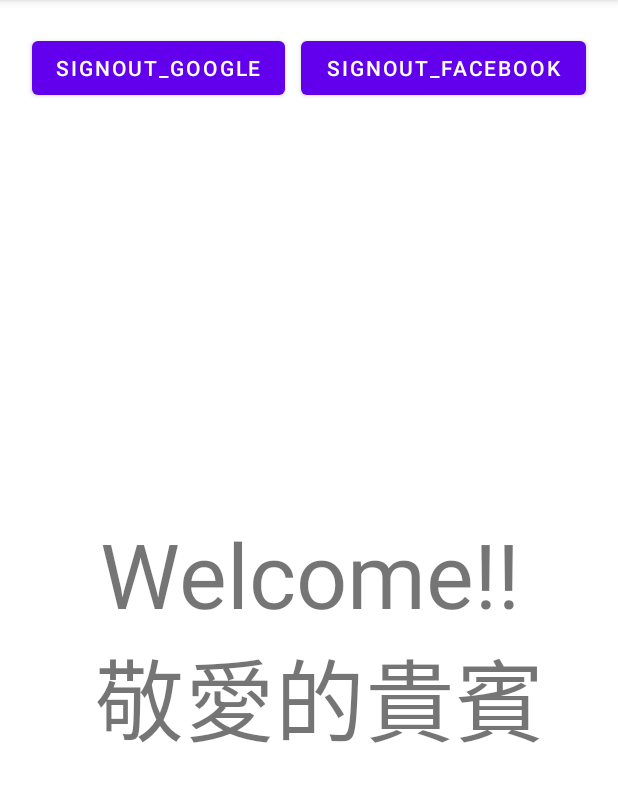
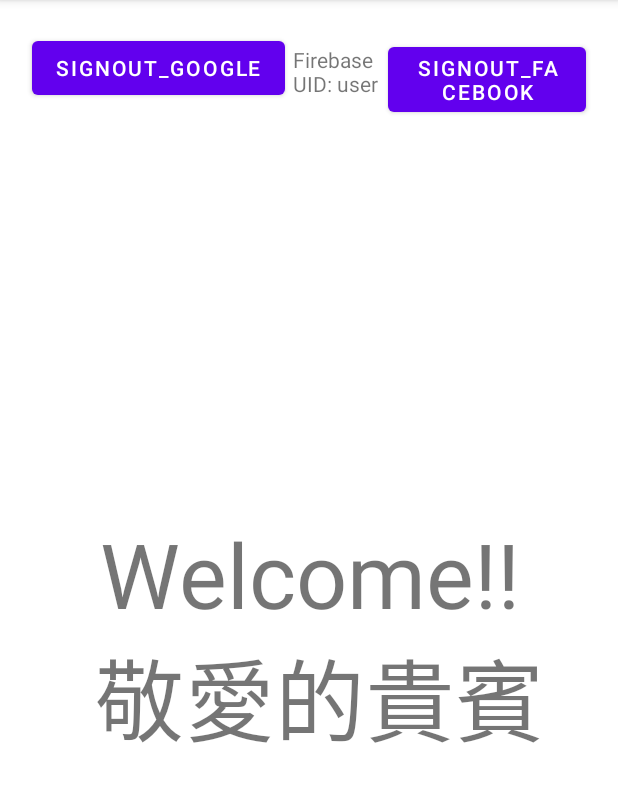
Before and after one commit to EricTPC/TGP101_01_Eric, an Android app: the ResultFragment screen opened directly, with no data from a screen before it, on a phone screen of 412 x 824 dp, the part 84-886 px from its top. Run offline under Robolectric (Android 15) with nearby library versions, the phone set to English and light mode, and no system bars; our stand-ins replace Firebase (no records; nobody signed in at launch, a user with empty details on screens opened directly); libraries missing offline, so code that uses them is left out: com.facebook, com.facebook.login, com.yalantis.ucrop; 1 statement that could not run was skipped.

```diff
--- a/app/src/main/java/idv/tgp10101/eric/Attractions.java
+++ b/app/src/main/java/idv/tgp10101/eric/Attractions.java
@@ -14,7 +14,6 @@ public class Attractions implements Serializable {
     private int age,ImageResId;
     private List<ImageView> imagelist;
     private List<?> attList;
-
 
 
     public Attractions() {
--- a/app/src/main/java/idv/tgp10101/eric/login_project/ResultFragment.java
+++ b/app/src/main/java/idv/tgp10101/eric/login_project/ResultFragment.java
@@ -41,18 +41,19 @@ public class ResultFragment extends Fragment {
     @Override
     public void onCreate(Bundle savedInstanceState) {
         super.onCreate(savedInstanceState);
+        auth = FirebaseAuth.getInstance();
     }
 
     @Override
     public View onCreateView(LayoutInflater inflater, ViewGroup container, Bundle savedInstanceState) {
         bundle = getArguments();
+        activity = getActivity();
         return inflater.inflate(R.layout.fragment_result, container, false);
     }
 
     @Override
     public void onViewCreated(@NonNull View view, @Nullable Bundle savedInstanceState) {
         super.onViewCreated(view, savedInstanceState);
-        activity = getActivity();
         findviews(view);
         haneleTvResult();
 
@@ -77,6 +78,7 @@ public class ResultFragment extends Fragment {
         bt_SignOut_Google = view.findViewById(R.id.bt_SignOut_Google);
         bt_SignOut_Facebook = view.findViewById(R.id.bt_SignOut_Facebook);
         tv_Result = view.findViewById(R.id.tv_Result);
+        textView = view.findViewById(R.id.textView);
 
     }
 
@@ -107,4 +109,18 @@ public class ResultFragment extends Fragment {
         Log.d(TAG, "Signed out");
     }
 
+
+    @Override
+    public void onStart() {
+        super.onStart();
+        // 檢查user是否已經登入，是則FirebaseUser物件不為null
+        FirebaseUser user = auth.getCurrentUser();
+        if (user == null) {
+            Navigation.findNavController(textView).popBackStack();
+        } else {
+            String text = "Firebase UID: " + user.getUid();
+            textView.setText(text);
+        }
+    }
+
 }
--- a/app/src/main/res/layout/fragment_login.xml
+++ b/app/src/main/res/layout/fragment_login.xml
@@ -29,7 +29,7 @@
         android:layout_height="80dp"
         android:layout_marginTop="8dp"
         android:gravity="center"
-        android:text="Login"
+        android:text="@string/bt_Login"
         android:textAllCaps="false"
         android:textSize="34sp"
         android:textStyle="normal|bold"
--- a/app/src/main/res/layout/fragment_result.xml
+++ b/app/src/main/res/layout/fragment_result.xml
@@ -32,6 +32,12 @@
             android:layout_margin="5dp"
             android:text="SignOut_Google" />
 
+        <TextView
+            android:id="@+id/textView"
+            android:layout_width="wrap_content"
+            android:layout_height="wrap_content"
+            android:layout_weight="1" />
+
         <Button
             android:id="@+id/bt_SignOut_Facebook"
             android:layout_width="wrap_content"
--- a/app/src/main/res/values/strings.xml
+++ b/app/src/main/res/values/strings.xml
@@ -7,6 +7,7 @@
     <string name="facebook_app_id">1502186123558133</string>
     <string name="fb_login_protocol_scheme">fb1502186123558133</string>
     <string name="facebook_client_token">ec8fc9615f237a1b73e2e3aec6634243</string>
+    <string name="bt_Login">登入</string>
 
 
 </resources>
```
Also changed, not shown: app/src/main/java/idv/tgp10101/eric/forntpage/trip_project/ProjectListFragment.java (+44 -1 lines), app/src/main/res/layout/fragment_project_list.xml (+22 -6 lines), 1 other file.
